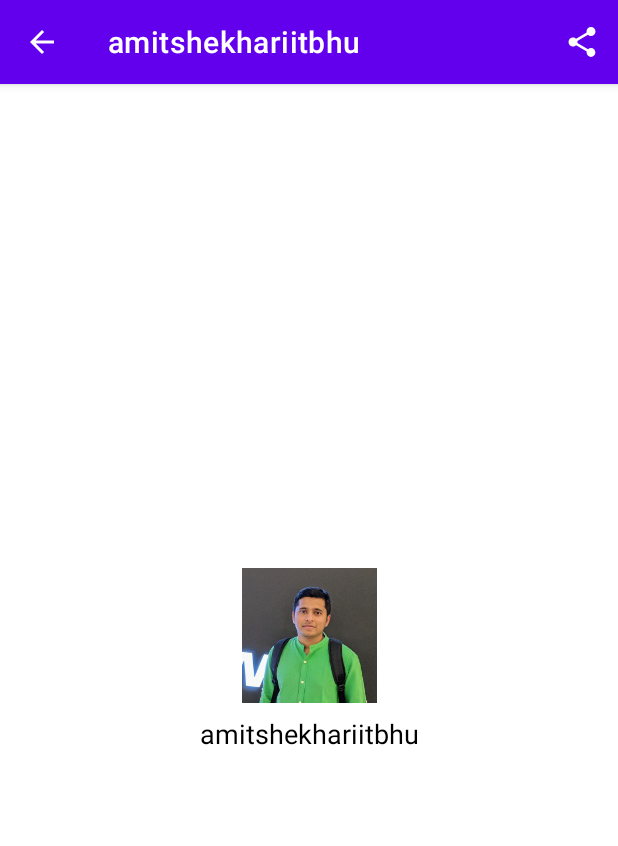
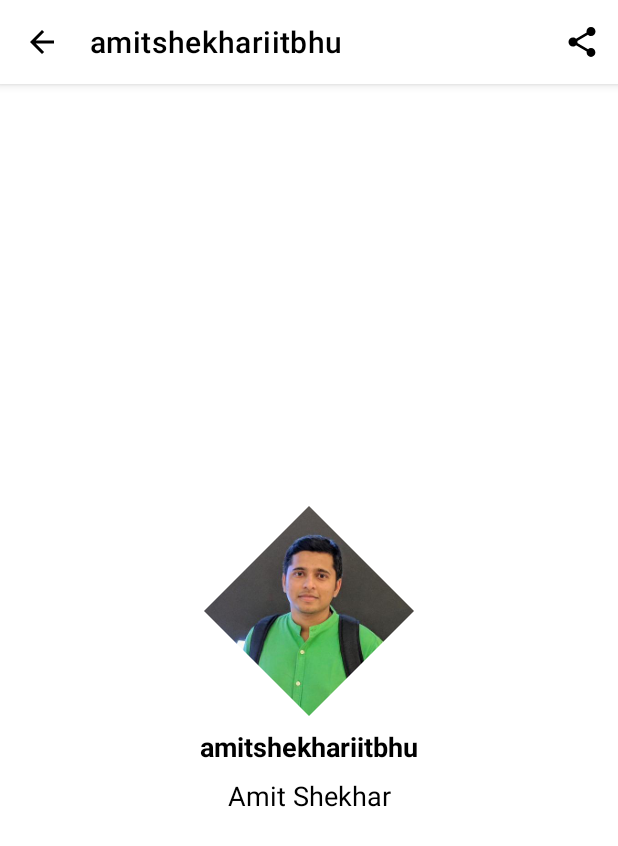
Before and after one commit to adasoraninda/android-dts-submission-1, an Android app: the screen it shows after launch (DetailUserActivity), after a tap on "amitshekhariitbhu", on a phone screen of 412 x 824 dp. Shown: the top 846 px of the screen. Run offline under Robolectric (Android 15) with nearby library versions, the phone set to English and light mode, and no system bars.

Commit message:
Finished project

```diff
--- a/app/build.gradle
+++ b/app/build.gradle
@@ -38,6 +38,8 @@ dependencies {
     implementation 'com.google.android.material:material:1.4.0'
     implementation 'androidx.constraintlayout:constraintlayout:2.1.1'
 
+    implementation "org.jetbrains.kotlinx:kotlinx-coroutines-android:1.5.2"
+
     implementation 'com.github.bumptech.glide:glide:4.12.0'
 
     testImplementation 'junit:junit:'
--- a/app/src/main/java/com/adasoraninda/githubuserdts/ListUserActivity.kt
+++ /dev/null
@@ -1,53 +0,0 @@
-package com.adasoraninda.githubuserdts
-
-import android.content.Intent
-import android.os.Bundle
-import android.view.View
-import android.widget.ImageView
-import android.widget.TextView
-import androidx.appcompat.app.AppCompatActivity
-import com.bumptech.glide.Glide
-
-class ListUserActivity : AppCompatActivity() {
-    private var imageUser: ImageView? = null
-    private var textUser: TextView? = null
-    private var layoutItemUser: View? = null
-
-    private var appResources: AppResources? = null
-
-    override fun onCreate(savedInstanceState: Bundle?) {
-        super.onCreate(savedInstanceState)
-        setContentView(R.layout.activity_list_user)
-
-        imageUser = findViewById(R.id.image_user)
-        textUser = findViewById(R.id.text_username)
-        layoutItemUser = findViewById(R.id.layout_item_user)
-
-        appResources = AppResources(this)
-
-        val dataUser = appResources?.getListUser()?.get(1)
-
-        initData(dataUser)
-
-        layoutItemUser?.setOnClickListener {
-            navigateToDetailUser(dataUser)
-        }
-    }
-
-    private fun initData(user: User?) {
-        textUser?.text = user?.username
-
-        imageUser?.let {
-            Glide.with(this)
-                .load(user?.avatar)
-                .into(it)
-        }
-    }
-
-    private fun navigateToDetailUser(user: User?) {
-        val intent = Intent(this, DetailUserActivity::class.java)
-        intent.putExtra(DetailUserActivity.KEY_USER, user)
-        startActivity(intent)
-    }
-
-}
--- /dev/null
+++ b/app/src/main/java/com/adasoraninda/githubuserdts/common/ListUserAdapter.kt
@@ -0,0 +1,58 @@
+package com.adasoraninda.githubuserdts.common
+
+import android.annotation.SuppressLint
+import android.view.LayoutInflater
+import android.view.View
+import android.view.ViewGroup
+import android.widget.TextView
+import androidx.recyclerview.widget.RecyclerView
+import com.adasoraninda.githubuserdts.R
+import com.adasoraninda.githubuserdts.data.User
+import com.bumptech.glide.Glide
+import com.google.android.material.imageview.ShapeableImageView
+
+class ListUserAdapter(
+    private val itemClickListener: (user: User) -> Unit
+) : RecyclerView.Adapter<ListUserAdapter.UserViewHolder>() {
+
+    var users = listOf<User>()
+        @SuppressLint("NotifyDataSetChanged")
+        set(value) {
+            field = value
+            notifyDataSetChanged()
+        }
+
+    override fun onCreateViewHolder(parent: ViewGroup, viewType: Int): UserViewHolder {
+        val inflater = LayoutInflater.from(parent.context)
+        val view = inflater.inflate(R.layout.item_user, parent, false)
+        return UserViewHolder(view, itemClickListener)
+    }
+
+    override fun onBindViewHolder(holder: UserViewHolder, position: Int) {
+        holder.bindData(users[position])
+    }
+
+    override fun getItemCount(): Int {
+        return users.size
+    }
+
+    inner class UserViewHolder(
+        view: View,
+        private val itemClickListener: (user: User) -> Unit
+    ) : RecyclerView.ViewHolder(view) {
+        private val textUsername = itemView.findViewById<TextView>(R.id.text_username)
+        private val imageUser = itemView.findViewById<ShapeableImageView>(R.id.image_user)
+
+        fun bindData(data: User) {
+            textUsername.text = data.username
+
+            Glide.with(itemView.context)
+                .load(data.avatar)
+                .into(imageUser)
+
+            itemView.setOnClickListener { itemClickListener(data) }
+        }
+
+    }
+
+}
--- a/app/src/main/java/com/adasoraninda/githubuserdts/AppResources.kt
+++ b/app/src/main/java/com/adasoraninda/githubuserdts/data/AppResources.kt
@@ -1,26 +1,29 @@
-package com.adasoraninda.githubuserdts
+package com.adasoraninda.githubuserdts.data
 
 import android.content.Context
+import com.adasoraninda.githubuserdts.R
 
-class AppResources(
-    private val context: Context
-) {
+class AppResources(private val context: Context) {
 
     fun getListUser(): List<User> {
         val users = mutableListOf<User>()
+
         val usernames = context.resources.getStringArray(R.array.username)
+        val names = context.resources.getStringArray(R.array.name)
         val listAvatar = context.resources.obtainTypedArray(R.array.avatar)
 
         usernames.forEachIndexed { index, _ ->
             users.add(
                 User(
                     avatar = listAvatar.getResourceId(index, 0),
-                    username = usernames[index]
+                    username = usernames[index],
+                    name = names[index]
                 )
             )
         }
 
         listAvatar.recycle()
+
         return users
     }
 
--- a/app/src/main/java/com/adasoraninda/githubuserdts/User.kt
+++ b/app/src/main/java/com/adasoraninda/githubuserdts/data/User.kt
@@ -1,4 +1,4 @@
-package com.adasoraninda.githubuserdts
+package com.adasoraninda.githubuserdts.data
 
 import android.os.Parcelable
 import androidx.annotation.DrawableRes
@@ -7,5 +7,6 @@ import kotlinx.parcelize.Parcelize
 @Parcelize
 data class User(
     @DrawableRes val avatar: Int,
-    val username: String
+    val username: String,
+    val name: String
 ) : Parcelable
--- a/app/src/main/java/com/adasoraninda/githubuserdts/DetailUserActivity.kt
+++ b/app/src/main/java/com/adasoraninda/githubuserdts/ui/DetailUserActivity.kt
@@ -1,19 +1,27 @@
-package com.adasoraninda.githubuserdts
+package com.adasoraninda.githubuserdts.ui
 
 import android.content.Intent
 import android.net.Uri
 import android.os.Bundle
 import android.view.Menu
 import android.view.MenuItem
-import android.widget.ImageView
 import android.widget.TextView
 import androidx.appcompat.app.AppCompatActivity
+import com.adasoraninda.githubuserdts.R
+import com.adasoraninda.githubuserdts.data.User
 import com.bumptech.glide.Glide
+import com.google.android.material.imageview.ShapeableImageView
 
 
 class DetailUserActivity : AppCompatActivity() {
-    private var imageUser: ImageView? = null
-    private var textUser: TextView? = null
+
+    companion object {
+        const val EXTRA_USER = "KEY_USER"
+    }
+
+    private var imageUser: ShapeableImageView? = null
+    private var textUsername: TextView? = null
+    private var textName: TextView? = null
     private var dataUser: User? = null
 
     override fun onCreate(savedInstanceState: Bundle?) {
@@ -21,9 +29,10 @@ class DetailUserActivity : AppCompatActivity() {
         setContentView(R.layout.acitivity_detail_user)
 
         imageUser = findViewById(R.id.image_user)
-        textUser = findViewById(R.id.text_username)
+        textUsername = findViewById(R.id.text_username)
+        textName = findViewById(R.id.text_name)
 
-        dataUser = intent.getParcelableExtra(KEY_USER) as? User
+        dataUser = intent.getParcelableExtra(EXTRA_USER) as? User
 
         initData(dataUser)
 
@@ -33,7 +42,7 @@ class DetailUserActivity : AppCompatActivity() {
 
     override fun onCreateOptionsMenu(menu: Menu?): Boolean {
         menuInflater.inflate(R.menu.menu_detail_user, menu)
-        return super.onCreateOptionsMenu(menu)
+        return true
     }
 
     override fun onOptionsItemSelected(item: MenuItem): Boolean {
@@ -46,9 +55,7 @@ class DetailUserActivity : AppCompatActivity() {
                 shareUser(dataUser)
                 true
             }
-            else -> {
-                super.onOptionsItemSelected(item)
-            }
+            else -> super.onOptionsItemSelected(item)
         }
     }
 
@@ -63,8 +70,8 @@ class DetailUserActivity : AppCompatActivity() {
     }
 
     private fun initData(user: User?) {
-        textUser?.text = user?.username
-
+        textUsername?.text = user?.username
+        textName?.text = user?.name
         imageUser?.let {
             Glide.with(this)
                 .load(user?.avatar)
@@ -72,7 +79,5 @@ class DetailUserActivity : AppCompatActivity() {
         }
     }
 
-    companion object {
-        const val KEY_USER = "KEY_USER"
-    }
+
 }
--- /dev/null
+++ b/app/src/main/java/com/adasoraninda/githubuserdts/ui/ListUserActivity.kt
@@ -0,0 +1,54 @@
+package com.adasoraninda.githubuserdts.ui
+
+import android.content.Intent
+import android.os.Bundle
+import android.widget.ImageView
+import android.widget.TextView
+import androidx.appcompat.app.AppCompatActivity
+import androidx.recyclerview.widget.DividerItemDecoration
+import androidx.recyclerview.widget.LinearLayoutManager
+import androidx.recyclerview.widget.RecyclerView
+import com.adasoraninda.githubuserdts.R
+import com.adasoraninda.githubuserdts.common.ListUserAdapter
+import com.adasoraninda.githubuserdts.data.AppResources
+import com.adasoraninda.githubuserdts.data.User
+
+class ListUserActivity : AppCompatActivity() {
+
+    private var imageUser: ImageView? = null
+    private var textUser: TextView? = null
+    private var listUsers: RecyclerView? = null
+
+    private var appResources: AppResources? = null
+
+    private val listUserAdapter = ListUserAdapter(this::navigateToDetailUser)
+
+    override fun onCreate(savedInstanceState: Bundle?) {
+        super.onCreate(savedInstanceState)
+        setContentView(R.layout.activity_list_user)
+
+        imageUser = findViewById(R.id.image_user)
+        textUser = findViewById(R.id.text_username)
+        listUsers = findViewById(R.id.list_users)
+
+        appResources = AppResources(this)
+
+        initListUsers()
+
+        listUserAdapter.users = appResources?.getListUser() ?: emptyList()
+    }
+
+    private fun initListUsers() {
+        listUsers?.layoutManager = LinearLayoutManager(this)
+        listUsers?.adapter = listUserAdapter
+        listUsers?.addItemDecoration(DividerItemDecoration(this,  RecyclerView.VERTICAL))
+        listUsers?.setHasFixedSize(true)
+    }
+
+    private fun navigateToDetailUser(user: User?) {
+        val intent = Intent(this, DetailUserActivity::class.java)
+        intent.putExtra(DetailUserActivity.EXTRA_USER, user)
+        startActivity(intent)
+    }
+
+}
--- /dev/null
+++ b/app/src/main/java/com/adasoraninda/githubuserdts/ui/SplashActivity.kt
@@ -0,0 +1,36 @@
+package com.adasoraninda.githubuserdts.ui
+
+import android.annotation.SuppressLint
+import android.content.Intent
+import android.os.Bundle
+import androidx.appcompat.app.AppCompatActivity
+import com.adasoraninda.githubuserdts.R
+import kotlinx.coroutines.*
+
+@SuppressLint("CustomSplashScreen")
+class SplashActivity : AppCompatActivity() {
+
+    private val coroutineScope = CoroutineScope(Dispatchers.Main.immediate)
+
+    override fun onCreate(savedInstanceState: Bundle?) {
+        super.onCreate(savedInstanceState)
+        setContentView(R.layout.activity_splash)
+
+        coroutineScope.launch {
+            delay(2_000L)
+            navigateToList()
+        }
+    }
+
+    private fun navigateToList(){
+        val intent = Intent(this, ListUserActivity::class.java)
+        startActivity(intent)
+        finishAffinity()
+    }
+
+    override fun onDestroy() {
+        super.onDestroy()
+        coroutineScope.cancel()
+    }
+
+}
--- a/app/src/main/res/layout/acitivity_detail_user.xml
+++ b/app/src/main/res/layout/acitivity_detail_user.xml
@@ -6,17 +6,13 @@
     android:layout_height="match_parent"
     android:padding="8dp">
 
-    <ImageView
+    <com.google.android.material.imageview.ShapeableImageView
         android:id="@+id/image_user"
-        android:layout_width="90dp"
-        android:layout_height="90dp"
+        android:layout_width="140dp"
+        android:layout_height="140dp"
         android:contentDescription="@string/content_desc_image_user"
         android:src="@color/black"
-        app:layout_constraintBottom_toTopOf="@id/text_username"
-        app:layout_constraintEnd_toEndOf="parent"
-        app:layout_constraintStart_toStartOf="parent"
-        app:layout_constraintTop_toTopOf="parent"
-        app:layout_constraintVertical_chainStyle="packed" />
+        app:shapeAppearanceOverlay="@style/DiamondImageStyle" />
 
     <TextView
         android:id="@+id/text_username"
@@ -27,10 +23,26 @@
         android:maxLines="1"
         android:textColor="@color/black"
         android:textSize="18sp"
-        app:layout_constraintBottom_toBottomOf="parent"
-        app:layout_constraintEnd_toEndOf="parent"
-        app:layout_constraintStart_toStartOf="parent"
-        app:layout_constraintTop_toBottomOf="@id/image_user"
+        android:textStyle="bold"
         tools:text="@tools:sample/lorem/random" />
 
+    <TextView
+        android:id="@+id/text_name"
+        android:layout_width="0dp"
+        android:layout_height="wrap_content"
+        android:layout_marginTop="8dp"
+        android:gravity="center"
+        android:maxLines="1"
+        android:textColor="@color/black"
+        android:textSize="18sp"
+        tools:text="@tools:sample/lorem/random" />
+
+    <androidx.constraintlayout.helper.widget.Flow
+        android:layout_width="match_parent"
+        android:layout_height="match_parent"
+        android:orientation="vertical"
+        app:constraint_referenced_ids="image_user,text_username,text_name"
+        app:flow_verticalGap="@dimen/padding_8"
+        app:flow_verticalStyle="packed" />
+
 </androidx.constraintlayout.widget.ConstraintLayout>
--- a/app/src/main/res/layout/item_user.xml
+++ b/app/src/main/res/layout/item_user.xml
@@ -10,7 +10,7 @@
     android:focusable="true"
     android:padding="@dimen/padding_8">
 
-    <ImageView
+    <com.google.android.material.imageview.ShapeableImageView
         android:id="@+id/image_user"
         android:layout_width="90dp"
         android:layout_height="90dp"
@@ -18,7 +18,8 @@
         android:src="@color/black"
         app:layout_constraintBottom_toBottomOf="parent"
         app:layout_constraintStart_toStartOf="parent"
-        app:layout_constraintTop_toTopOf="parent" />
+        app:layout_constraintTop_toTopOf="parent"
+        app:shapeAppearanceOverlay="@style/DiamondImageStyle" />
 
     <TextView
         android:id="@+id/text_username"
--- a/app/src/main/res/values/colors.xml
+++ b/app/src/main/res/values/colors.xml
@@ -1,10 +1,8 @@
 <?xml version="1.0" encoding="utf-8"?>
 <resources>
-    <color name="purple_200">#FFBB86FC</color>
-    <color name="purple_500">#FF6200EE</color>
-    <color name="purple_700">#FF3700B3</color>
     <color name="teal_200">#FF03DAC5</color>
     <color name="teal_700">#FF018786</color>
+
     <color name="black">#FF000000</color>
     <color name="white">#FFFFFFFF</color>
 </resources>
--- /dev/null
+++ b/app/src/main/res/values/styles.xml
@@ -0,0 +1,22 @@
+<?xml version="1.0" encoding="utf-8"?>
+<resources>
+
+    <style name="ToolbarStyle" parent="Widget.MaterialComponents.Toolbar.Primary">
+        <item name="android:background">?colorPrimary</item>
+        <item name="android:theme">@style/ToolbarThemeOverlayStyle</item>
+        <item name="contentInsetStartWithNavigation">0dp</item>
+        <item name="titleTextColor">@color/black</item>
+    </style>
+
+    <style name="ToolbarThemeOverlayStyle" parent="ThemeOverlay.MaterialComponents.Toolbar.Primary">
+        <item name="colorControlNormal">@color/black</item>
+        <item name="actionMenuTextColor">@color/black</item>
+        <item name="iconTint">@color/black</item>
+    </style>
+
+    <style name="DiamondImageStyle">
+        <item name="cornerFamily">cut</item>
+        <item name="cornerSize">50%</item>
+    </style>
+
+</resources>
--- a/app/src/main/res/values/themes.xml
+++ b/app/src/main/res/values/themes.xml
@@ -1,16 +1,21 @@
 <resources xmlns:tools="http://schemas.android.com/tools">
-    <!-- Base application theme. -->
+
     <style name="Theme.GitHubUserDTS" parent="Theme.MaterialComponents.DayNight.DarkActionBar">
-        <!-- Primary brand color. -->
-        <item name="colorPrimary">@color/purple_500</item>
-        <item name="colorPrimaryVariant">@color/purple_700</item>
+        <item name="colorPrimary">@color/white</item>
+        <item name="colorPrimaryVariant">@color/white</item>
         <item name="colorOnPrimary">@color/white</item>
-        <!-- Secondary brand color. -->
         <item name="colorSecondary">@color/teal_200</item>
         <item name="colorSecondaryVariant">@color/teal_700</item>
         <item name="colorOnSecondary">@color/black</item>
-        <!-- Status bar color. -->
+        <item name="android:windowLightStatusBar" tools:targetApi="m">true</item>
         <item name="android:statusBarColor" tools:targetApi="l">?attr/colorPrimaryVariant</item>
-        <!-- Customize your theme here. -->
+
+        <item name="toolbarStyle">@style/ToolbarStyle</item>
+    </style>
+
+    <style name="SplashTheme" parent="Theme.GitHubUserDTS">
+        <item name="windowActionBar">false</item>
+        <item name="windowNoTitle">true</item>
+        <item name="android:windowFullscreen">true</item>
     </style>
 </resources>
```
Also changed, not shown: app/src/main/AndroidManifest.xml (+5 -2 lines), app/src/main/res/layout/activity_list_user.xml (+7 -8 lines), app/src/main/res/layout/activity_splash.xml (added, +18 -0 lines), app/src/main/res/values/strings.xml (+0 -149 lines), app/src/main/res/drawable/github_logo.png (added).
